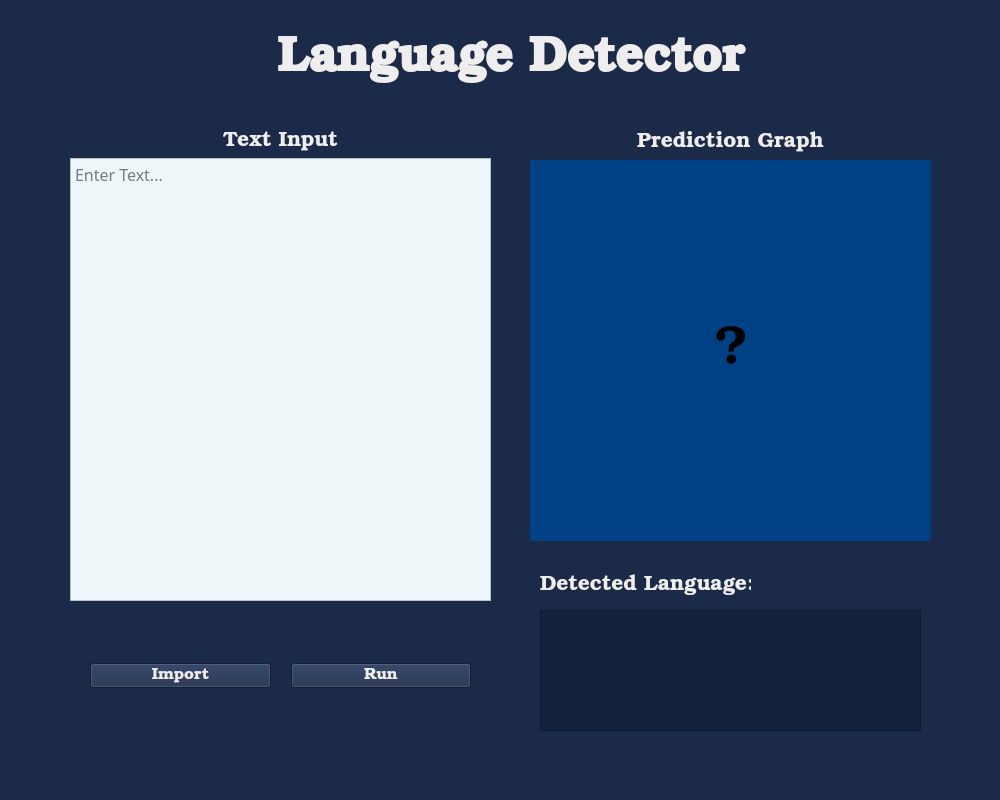
Old version of the form src/design.ui in the repository shaoruu/language-detector.
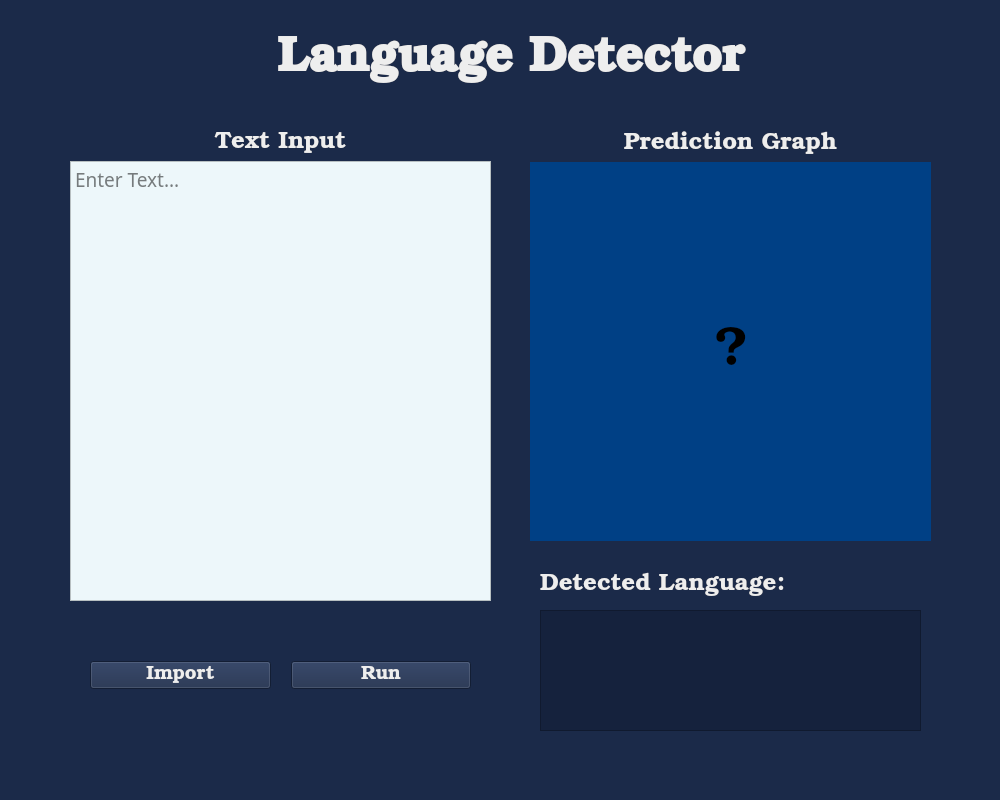
New version of the form.

What changed in the file:
```diff
--- a/src/design.ui
+++ b/src/design.ui
@@ -71,13 +71,13 @@
        <property name="maximumSize">
         <size>
          <width>16777215</width>
-         <height>24</height>
+         <height>26</height>
         </size>
        </property>
        <property name="font">
         <font>
          <family>URW Bookman L</family>
-         <pointsize>16</pointsize>
+         <pointsize>18</pointsize>
         </font>
        </property>
        <property name="styleSheet">
@@ -96,7 +96,7 @@
        <property name="font">
         <font>
          <family>Waree</family>
-         <pointsize>12</pointsize>
+         <pointsize>14</pointsize>
         </font>
        </property>
        <property name="styleSheet">
@@ -124,13 +124,13 @@
        <property name="maximumSize">
         <size>
          <width>16777215</width>
-         <height>24</height>
+         <height>26</height>
         </size>
        </property>
        <property name="font">
         <font>
          <family>URW Bookman L</family>
-         <pointsize>16</pointsize>
+         <pointsize>18</pointsize>
         </font>
        </property>
        <property name="styleSheet">
@@ -204,14 +204,14 @@
      <rect>
       <x>540</x>
       <y>569</y>
-      <width>211</width>
+      <width>251</width>
       <height>31</height>
      </rect>
     </property>
     <property name="font">
      <font>
       <family>URW Bookman L</family>
-      <pointsize>16</pointsize>
+      <pointsize>18</pointsize>
      </font>
     </property>
     <property name="styleSheet">
@@ -239,7 +239,7 @@
        <property name="font">
         <font>
          <family>URW Bookman L</family>
-         <pointsize>12</pointsize>
+         <pointsize>14</pointsize>
         </font>
        </property>
        <property name="styleSheet">
@@ -255,7 +255,7 @@
        <property name="font">
         <font>
          <family>URW Bookman L</family>
-         <pointsize>12</pointsize>
+         <pointsize>14</pointsize>
         </font>
        </property>
        <property name="styleSheet">
```
